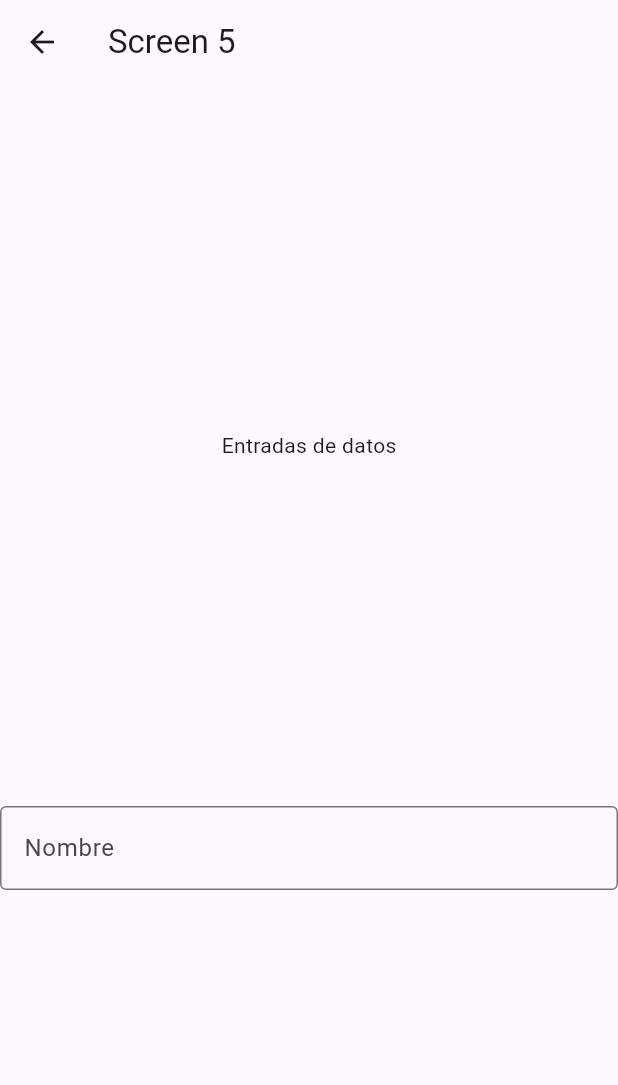
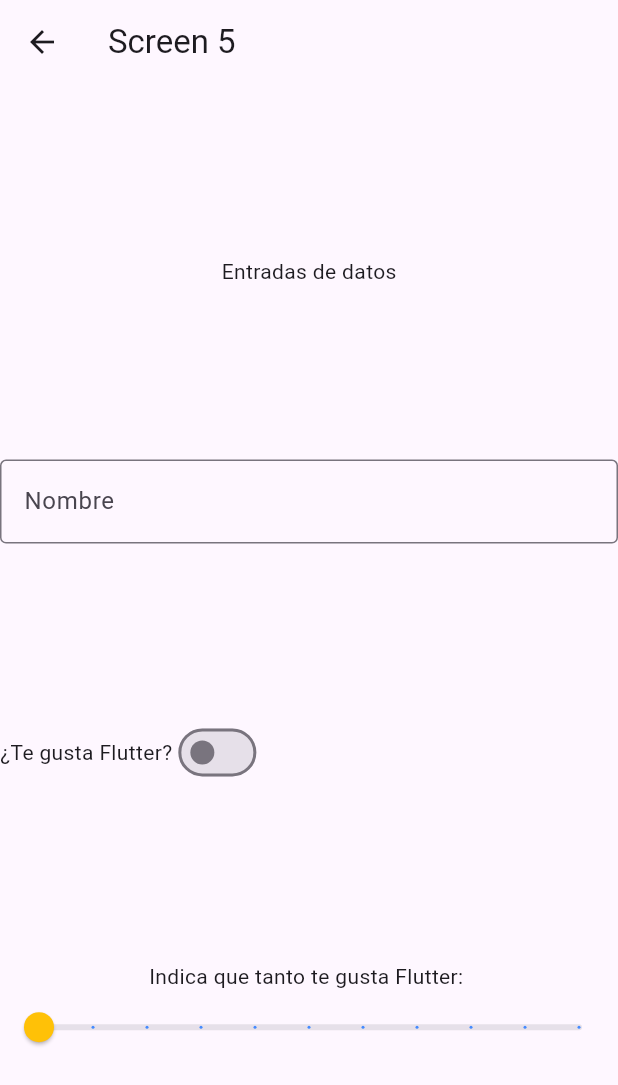
Before and after one commit to Francisco-Javier95/Flutter_primer_aplicacion, a Flutter app: the Screen5 screen opened directly, on a phone screen of 412 x 824 dp. Shown: the top 1085 px of the screen. Run offline on Flutter 3.47's test engine with Material 3 defaults, Android fonts, the phone set to English and light mode, and no system bars.

Commit message:
TextField, Switch y Slider

```diff
--- a/lib/screens/screen5.dart
+++ b/lib/screens/screen5.dart
@@ -8,6 +8,11 @@ class Screen5 extends StatefulWidget {
 }
 
 class _Screen5State extends State<Screen5>{
+  // Variables para almacenar los calores de entrada
+  bool _switchValue = false;
+  double _sliderValue = 0.0;
+  TextEditingController _textController = TextEditingController();
+
   @override
   Widget build(BuildContext context) {
     return Scaffold(
@@ -17,7 +22,9 @@ class _Screen5State extends State<Screen5>{
         children: [
           Text('Entradas de datos'),
           // Llamadas a los widgets de entrada de datos
-          _entradaTexto()
+          _entradaTexto(),
+          _entradaSwitch(),
+          _entradaSlider()
         ],
       )
     );
@@ -25,11 +32,56 @@ class _Screen5State extends State<Screen5>{
 
   TextField _entradaTexto() {
     return TextField(
+      controller: _textController,
       decoration: InputDecoration(
         labelText: 'Nombre',
         hintText: 'Ingresa tu nombre',
         border: OutlineInputBorder()
       ),
+      onChanged: (value) {
+        print('Valor el TextField $value');
+      },
     );
   }
+
+  Row _entradaSwitch(){
+    return Row(
+      mainAxisAlignment: MainAxisAlignment.start,
+      children: [
+        Text('¿Te gusta Flutter?'),
+        Switch(
+          value: _switchValue,
+          onChanged: (value) {
+            setState(() {
+              _switchValue = value;
+            }); // Acción al cambiar el switch
+          }
+        ),
+      ]
+    );
+  }
+
+  Column _entradaSlider(){
+    return Column(
+      children: [
+        Text('Indica que tanto te gusta Flutter: '),
+        Slider(
+          min: 0.0,
+          max: 10.0,
+          activeColor: Colors.blueAccent,
+          thumbColor: Colors.amber,
+          value: _sliderValue,
+          divisions: 10,
+          label: '${_sliderValue.round()}',
+          onChanged: (value) {
+            setState(() {
+              _sliderValue = value;
+              print('Se cambió el slider: $_sliderValue');
+            });
+          },
+        )
+      ],
+    );
+  }
+
 }
```
